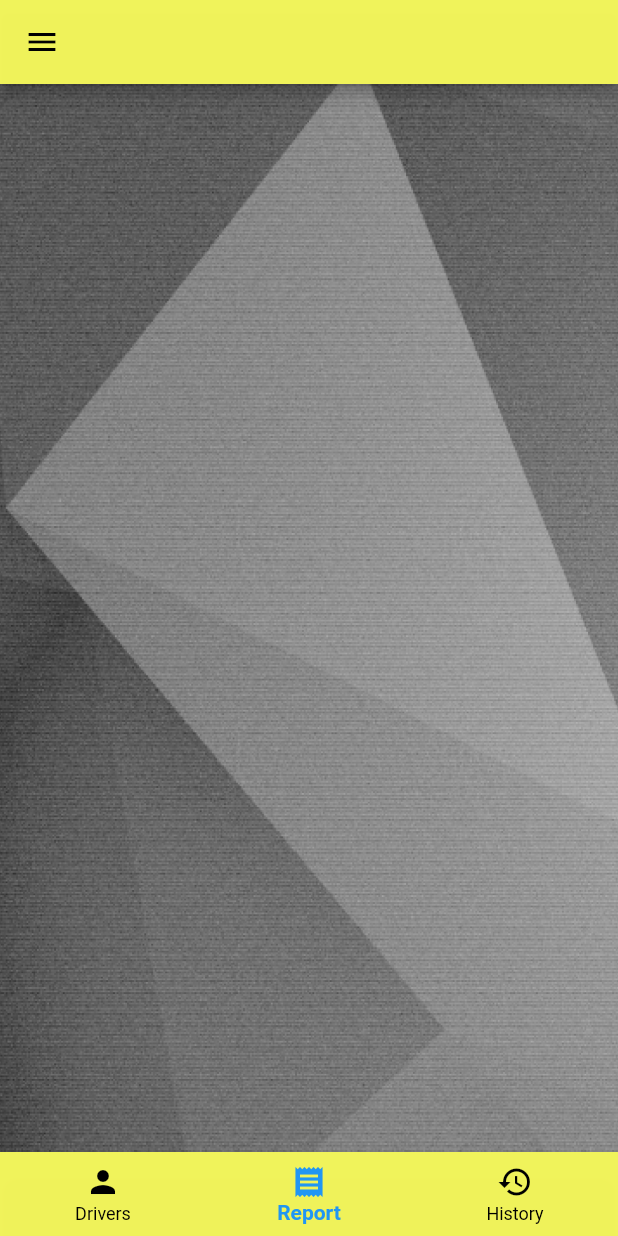
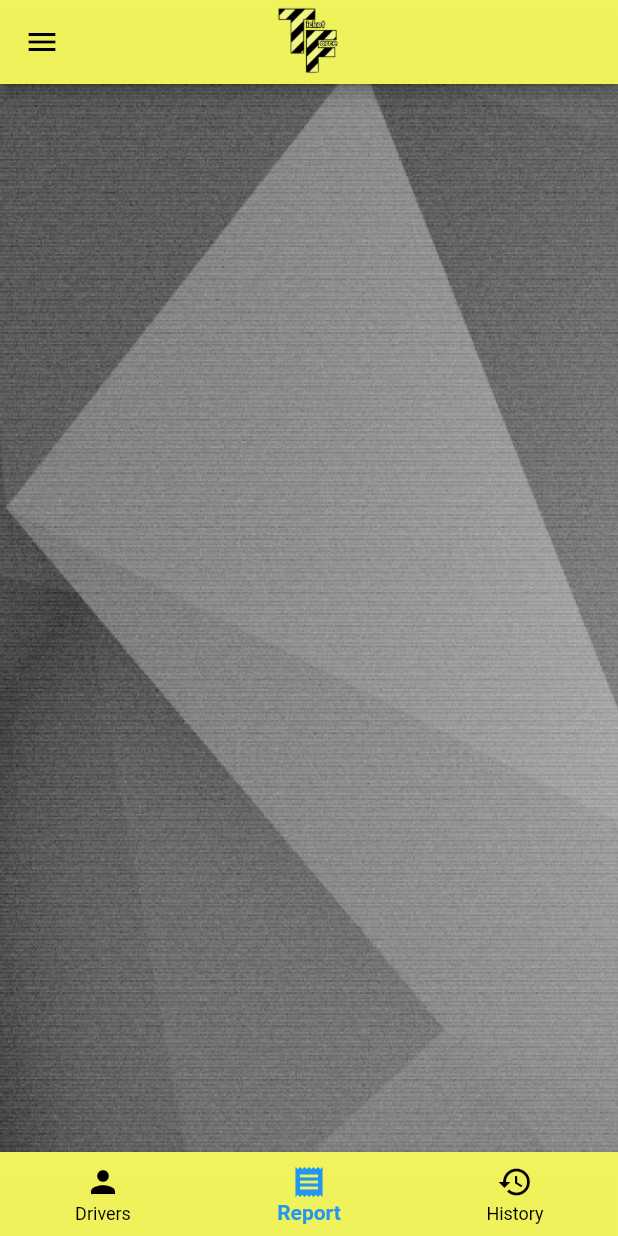
Before and after one commit to lansoyyy/ticket_force, a Flutter app: the HomeScreen screen opened directly, item 2 of the bottom bar chosen, on a phone screen of 412 x 824 dp. Run offline on Flutter 3.47's test engine with Material 2 defaults, Android fonts, the light colour scheme and no system bars; our stand-ins replace fluttertoast; Roboto replaces fonts that are missing (QBold, QRegular).

Commit message:
attached logo in appbar

```diff
--- a/lib/screens/home_screen.dart
+++ b/lib/screens/home_screen.dart
@@ -28,6 +28,11 @@ class _HomeScreenState extends State<HomeScreen> {
         appBar: AppBar(
           foregroundColor: Colors.black,
           backgroundColor: primary,
+          title: Image.asset(
+            'assets/images/logs.png',
+            height: 50,
+          ),
+          centerTitle: true,
         ),
         bottomNavigationBar: Material(
           elevation: 0,
```
